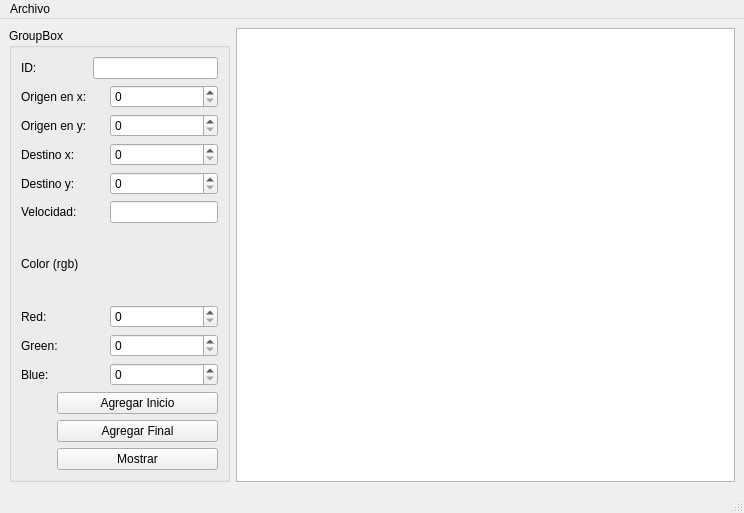
Before: the Qt Designer form Actividad 8/mainwindow.ui in Gustas13/Actividades, drawn with Qt 5.
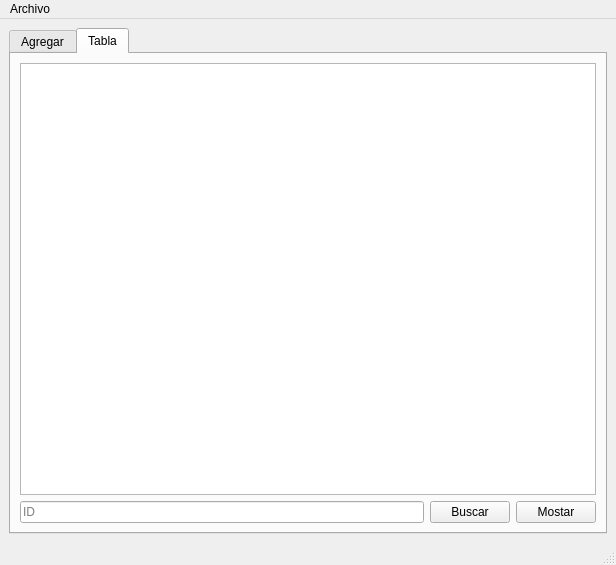
After: the same form once the commit is applied. The open tabs and pages were chosen to show the change.

Commit message: Actualización del mainwindow.ui QTableWidgwt (Actividad 12)

```diff
--- a/Actividad 8/mainwindow.ui
+++ b/Actividad 8/mainwindow.ui
@@ -6,16 +6,26 @@
    <rect>
     <x>0</x>
     <y>0</y>
-    <width>744</width>
-    <height>513</height>
+    <width>616</width>
+    <height>565</height>
    </rect>
   </property>
   <property name="windowTitle">
    <string>MainWindow</string>
   </property>
   <widget class="QWidget" name="centralwidget">
+   <layout class="QGridLayout" name="gridLayout_3">
+    <item row="0" column="0">
+     <widget class="QTabWidget" name="tabWidget">
+      <property name="currentIndex">
+       <number>0</number>
+      </property>
+      <widget class="QWidget" name="tab">
+       <attribute name="title">
+        <string>Agregar</string>
+       </attribute>
    <layout class="QGridLayout" name="gridLayout_2">
-    <item row="0" column="1">
+        <item row="0" column="0">
      <widget class="QGroupBox" name="groupBox">
       <property name="title">
        <string>GroupBox</string>
@@ -176,17 +186,52 @@
       </layout>
      </widget>
     </item>
-    <item row="0" column="2">
+        <item row="0" column="1">
      <widget class="QPlainTextEdit" name="salida"/>
     </item>
    </layout>
   </widget>
+      <widget class="QWidget" name="tab_2">
+       <attribute name="title">
+        <string>Tabla</string>
+       </attribute>
+       <layout class="QGridLayout" name="gridLayout_4">
+        <item row="1" column="0">
+         <widget class="QLineEdit" name="buscar_lineEdit">
+          <property name="placeholderText">
+           <string>ID</string>
+          </property>
+         </widget>
+        </item>
+        <item row="1" column="1">
+         <widget class="QPushButton" name="buscar_pushButton">
+          <property name="text">
+           <string>Buscar</string>
+          </property>
+         </widget>
+        </item>
+        <item row="1" column="2">
+         <widget class="QPushButton" name="mostar_tabla_pushButton">
+          <property name="text">
+           <string>Mostar</string>
+          </property>
+         </widget>
+        </item>
+        <item row="0" column="0" colspan="3">
+         <widget class="QTableWidget" name="table"/>
+        </item>
+       </layout>
+      </widget>
+     </widget>
+    </item>
+   </layout>
+  </widget>
   <widget class="QMenuBar" name="menubar">
    <property name="geometry">
     <rect>
      <x>0</x>
      <y>0</y>
-     <width>744</width>
+     <width>616</width>
      <height>26</height>
     </rect>
    </property>
```
Lines whose indentation alone changed are shown as unchanged.
